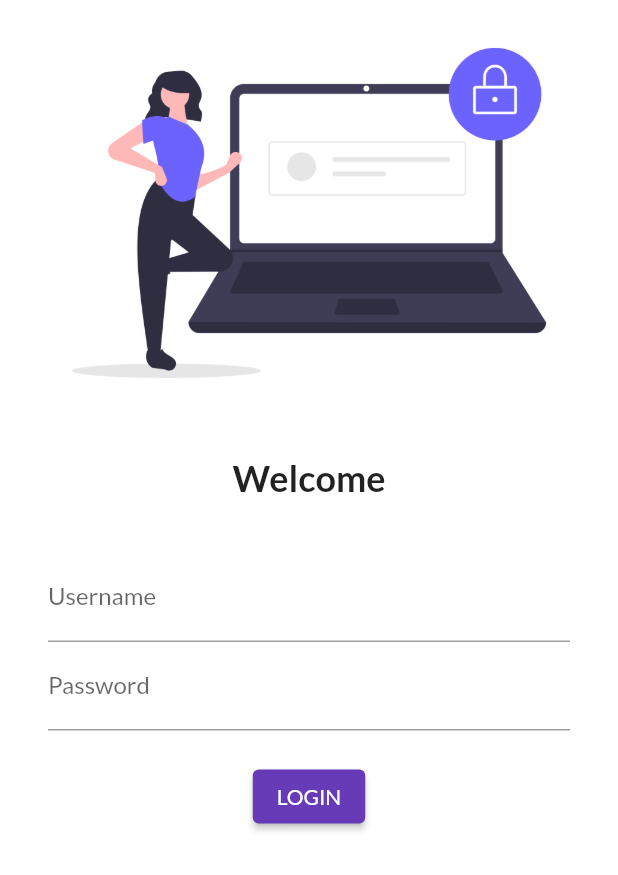
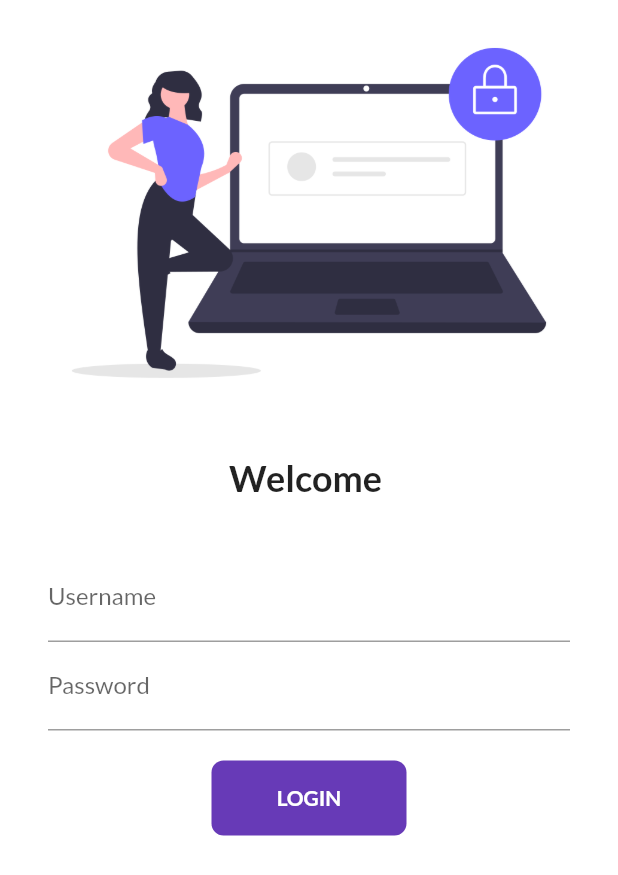
Before and after one commit to Mohd-Sameer-1999/30DaysOf-Flutter, a Flutter app: the screen it shows after launch, on a phone screen of 412 x 824 dp. Shown: the top 875 px of the screen. Run offline on Flutter 3.47's test engine with Material 2 defaults, Android fonts, the phone set to English and light mode, and no system bars; our stand-ins replace google_fonts.

Commit message:
Day 6 completed

```diff
--- a/lib/pages/login_page.dart
+++ b/lib/pages/login_page.dart
@@ -1,8 +1,16 @@
 import 'package:flutter/material.dart';
 import 'package:sample_flutter_app/utils/routes.dart';
 
-class LoginPage extends StatelessWidget {
+class LoginPage extends StatefulWidget {
   const LoginPage({Key? key}) : super(key: key);
+
+  @override
+  _LoginPageState createState() => _LoginPageState();
+}
+
+class _LoginPageState extends State<LoginPage> {
+  String name = "";
+  bool changeButton = false;
 
   @override
   Widget build(BuildContext context) {
@@ -19,7 +27,7 @@
               height: 20.0,
             ),
             Text(
-              "Welcome",
+              "Welcome $name",
               style: TextStyle(
                 fontSize: 24,
                 fontWeight: FontWeight.bold,
@@ -36,6 +44,10 @@
                   TextFormField(
                     decoration: InputDecoration(
                         hintText: "Enter username", labelText: "Username"),
+                    onChanged: (value) {
+                      name = value;
+                      setState(() {});
+                    },
                   ),
                   TextFormField(
                     obscureText: true,
@@ -45,12 +57,43 @@
                   SizedBox(
                     height: 20.0,
                   ),
-                  ElevatedButton(
-                    child: Text("LOGIN"),
-                    onPressed: () {
+                  InkWell(
+                    onTap: () async {
+                      setState(() {
+                        changeButton = true;
+                      });
+                      await Future.delayed(Duration(seconds: 1));
                       Navigator.pushNamed(context, MyRoutes.homeRoute);
+
                     },
+                    child: AnimatedContainer(
+                      duration: Duration(seconds: 1),
+                      height: 50.0,
+                      width: changeButton ? 50 : 130,
+                      alignment: Alignment.center,
+                      child: changeButton
+                        ? Icon(
+                            Icons.done,
+                            color: Colors.white,
+                          )
+                        : Text(
+                            "LOGIN",
+                            style: TextStyle(
+                                fontWeight: FontWeight.bold, color: Colors.white),
+                          ),
+                        decoration: BoxDecoration(
+                          color: Colors.deepPurple,
+                          borderRadius: BorderRadius.circular(changeButton ? 50 : 8),
+                        ),
+                    ),
                   ),
+                  // ElevatedButton(
+                  //   child: Text("LOGIN"),
+                  //   style: TextButton.styleFrom(minimumSize: Size(130.0, 50.0)),
+                  //   onPressed: () {
+                  //     Navigator.pushNamed(context, MyRoutes.homeRoute);
+                  //   },
+                  // ),
                 ],
               ),
             ),
```
